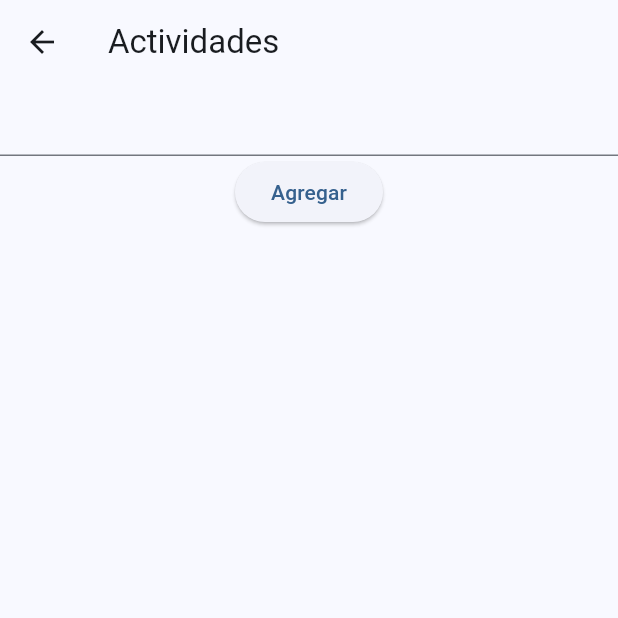
After one commit to ChaosValravn25/3479A3212019479010., a Flutter app: the ActivityPage screen opened directly, after a tap on "Agregar", on a phone screen of 412 x 824 dp, the top half of it. The commit adds this screen. Run offline on Flutter 3.47's test engine with Material 3 defaults, Android fonts, the phone set to English and light mode, and no system bars; our stand-ins replace shared_preferences, sqflite; accounts and stored records are empty.

Commit message:
avances y cambios en el código

```diff
--- /dev/null
+++ b/flutter_application_laboratorio_3/lib/db/activity_database.dart
@@ -0,0 +1,31 @@
+import 'package:sqflite/sqflite.dart';
+import 'package:path/path.dart';
+import 'package:flutter_application_laboratorio_3/models/activity.dart';
+
+class ActivityDatabase {
+  static Future<Database> _openDB() async {
+    return openDatabase(
+      join(await getDatabasesPath(), 'activity.db'),
+      onCreate: (db, version) {
+        return db.execute(
+          'CREATE TABLE activities(id INTEGER PRIMARY KEY, description TEXT)',
+        );
+      },
+      version: 1,
+    );
+  }
+
+  static Future<void> insertActivity(Activity activity) async {
+    final db = await _openDB();
+    await db.insert('activities', activity.toMap(),
+        conflictAlgorithm: ConflictAlgorithm.replace);
+  }
+
+  static Future<List<Activity>> getActivities() async {
+    final db = await _openDB();
+    final List<Map<String, dynamic>> maps = await db.query('activities');
+    return List.generate(maps.length, (i) {
+      return Activity.fromMap(maps[i]);
+    });
+  }
+}
--- a/flutter_application_laboratorio_3/lib/main.dart
+++ b/flutter_application_laboratorio_3/lib/main.dart
@@ -17,7 +17,7 @@ class MyApp extends StatelessWidget {
 
   @override
   Widget build(BuildContext context) {
-    print("🟩 build() en MyApp ejecutado");
+
     return MaterialApp(
       title: 'Flutter Estados Widget',
       theme: ThemeData(
--- /dev/null
+++ b/flutter_application_laboratorio_3/lib/models/activity.dart
@@ -0,0 +1,14 @@
+class Activity {
+  final int? id;
+  final String description;
+
+  Activity({this.id, required this.description});
+
+  Map<String, dynamic> toMap() {
+    return {'id': id, 'description': description};
+  }
+
+  factory Activity.fromMap(Map<String, dynamic> map) {
+    return Activity(id: map['id'], description: map['description']);
+  }
+}
--- /dev/null
+++ b/flutter_application_laboratorio_3/lib/pages/activity_page.dart
@@ -0,0 +1,57 @@
+import 'package:flutter/material.dart';
+import '../db/activity_database.dart';
+import '../models/activity.dart';
+
+class ActivityPage extends StatefulWidget {
+  const ActivityPage({super.key});
+
+  @override
+  State<ActivityPage> createState() => _ActivityPageState();
+}
+
+class _ActivityPageState extends State<ActivityPage> {
+  List<Activity> activities = [];
+
+  @override
+  void initState() {
+    super.initState();
+    _loadActivities();
+  }
+
+  Future<void> _loadActivities() async {
+    final loaded = await ActivityDatabase.getActivities();
+    setState(() {
+      activities = loaded;
+    });
+  }
+
+  void _addActivity(String description) async {
+    final newActivity = Activity(description: description);
+    await ActivityDatabase.insertActivity(newActivity);
+    _loadActivities();
+  }
+
+  @override
+  Widget build(BuildContext context) {
+    final TextEditingController controller = TextEditingController();
+    return Scaffold(
+      appBar: AppBar(title: const Text("Actividades")),
+      body: Column(
+        children: [
+          TextField(controller: controller),
+          ElevatedButton(
+            onPressed: () => _addActivity(controller.text),
+            child: const Text("Agregar"),
+          ),
+          Expanded(
+            child: ListView.builder(
+              itemCount: activities.length,
+              itemBuilder: (_, index) =>
+                  ListTile(title: Text(activities[index].description)),
+            ),
+          ),
+        ],
+      ),
+    );
+  }
+}
--- a/flutter_application_laboratorio_3/pubspec.yaml
+++ b/flutter_application_laboratorio_3/pubspec.yaml
@@ -40,6 +40,9 @@ dependencies:
   # Use with the CupertinoIcons class for iOS style icons.
   cupertino_icons: ^1.0.8
   provider: ^6.1.5
+  shared_preferences: ^2.5.3
+  sqflite: ^2.4.2
+  path_provider: ^2.1.5
 
 dev_dependencies:
   flutter_test:
@@ -47,6 +50,7 @@ dev_dependencies:
   fake_async: ^1.3.2
   leak_tracker: ^10.0.8
   vm_service: ^14.3.1
+
   # The "flutter_lints" package below contains a set of recommended lints to
   # encourage good coding practices. The lint set provided by the package is
   # activated in the `analysis_options.yaml` file located at the root of your
```
Also changed, not shown: flutter_application_laboratorio_3/lib/pages/home_page.dart (+8 -8 lines), flutter_application_laboratorio_3/lib/pages/preferences_page.dart (added, +68 -0 lines), flutter_application_laboratorio_3/pubspec.lock, 1 other file.
